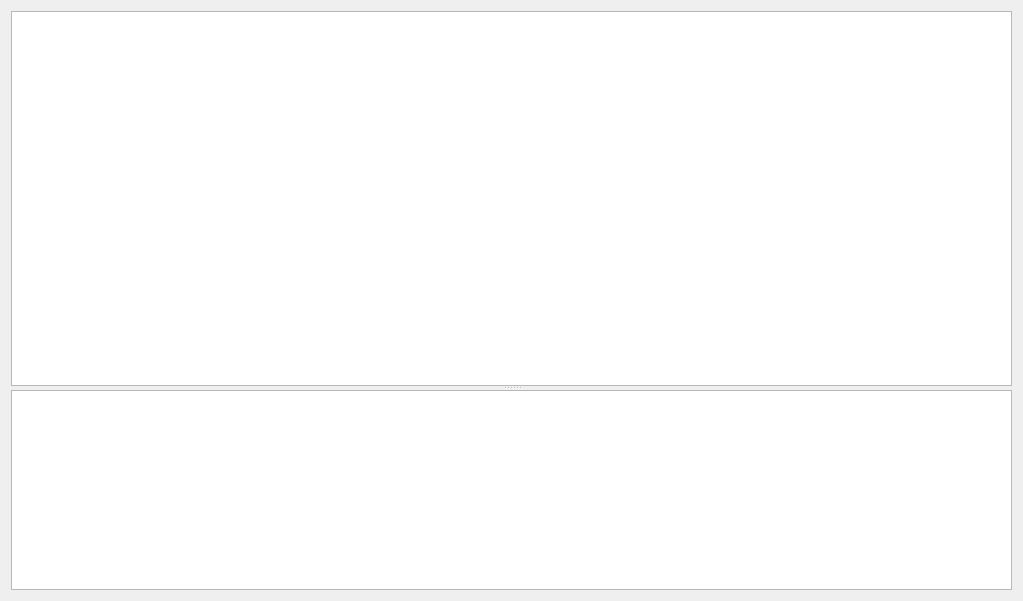
Before: the Qt Designer form fontwidget.ui in yayapoi/mud, drawn with Qt 5.
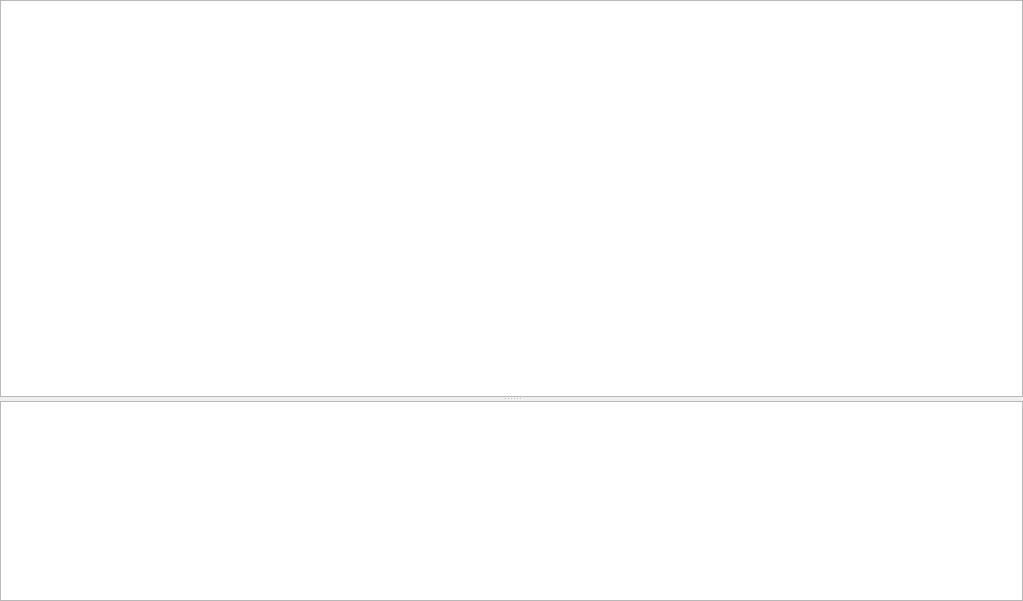
After: the same form once the commit is applied.

Diff of the .ui file:
```diff
--- a/fontwidget.ui
+++ b/fontwidget.ui
@@ -14,6 +14,18 @@
    <string>Form</string>
   </property>
   <layout class="QGridLayout" name="gridLayout">
+   <property name="leftMargin">
+    <number>0</number>
+   </property>
+   <property name="topMargin">
+    <number>0</number>
+   </property>
+   <property name="rightMargin">
+    <number>0</number>
+   </property>
+   <property name="bottomMargin">
+    <number>0</number>
+   </property>
    <item row="0" column="0">
     <widget class="QSplitter" name="splitter">
      <property name="orientation">
```
